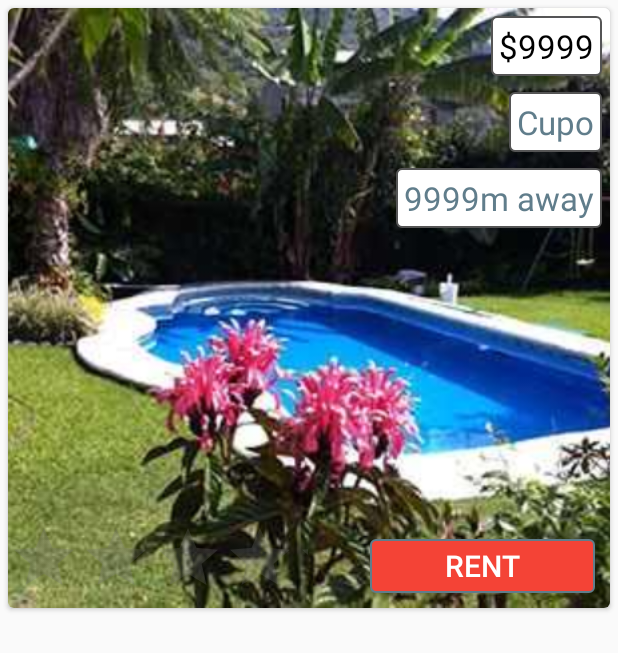
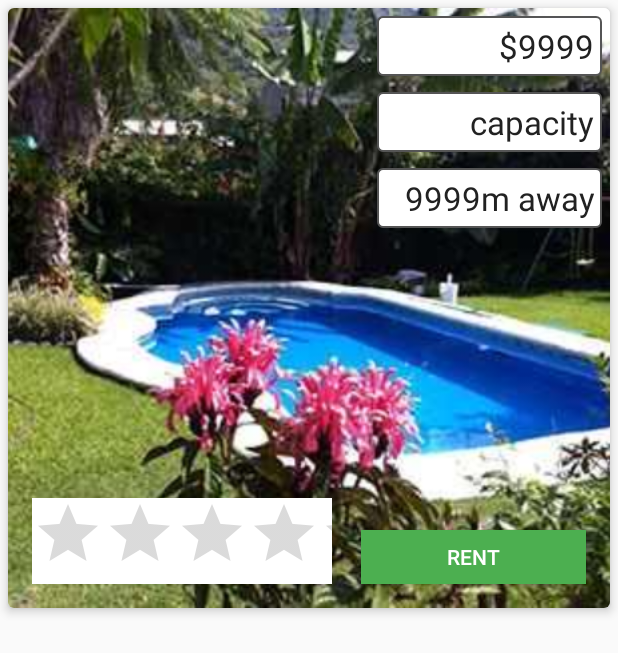
Before and after one commit to Party-Rock/android, an Android app: the layout item_home_list.xml on its own in the app's theme, with its tools: preview values and no code run, on a phone screen of 412 x 824 dp. Shown: the top 653 px of the screen. Run offline under Robolectric (Android 15) with nearby library versions, the light colour scheme and no system bars.

Commit message:
Update style

```diff
--- a/app/src/main/res/layout/item_home_list.xml
+++ b/app/src/main/res/layout/item_home_list.xml
@@ -5,7 +5,8 @@
     android:layout_width="match_parent"
     android:layout_height="400dp"
     android:layout_margin="5dp"
-    card_view:cardCornerRadius="4dp">
+    card_view:cardCornerRadius="4dp"
+    card_view:cardElevation="4dp">
 
     <ImageView
         android:id="@+id/house_image"
@@ -24,60 +25,59 @@
 
         <TextView
             android:id="@+id/price_text"
-            android:layout_width="wrap_content"
+            android:layout_width="150dp"
             android:layout_height="wrap_content"
             android:layout_margin="5dp"
             android:background="@drawable/text_border"
+            android:gravity="end"
             android:padding="5dp"
-            android:text="$9999"
-            android:textColor="@android:color/black"
+            android:text="@string/sample_cost"
             android:textSize="22sp" />
 
         <TextView
             android:id="@+id/room_text"
-            android:layout_width="wrap_content"
+            android:layout_width="150dp"
             android:layout_height="wrap_content"
             android:layout_margin="5dp"
             android:background="@drawable/text_border"
+            android:gravity="end"
             android:padding="5dp"
-            android:text="Cupo"
-            android:textColor="@color/accent"
+            android:text="@string/capacity"
             android:textSize="22sp" />
 
         <TextView
             android:id="@+id/distance_text"
-            android:layout_width="wrap_content"
+            android:layout_width="150dp"
             android:layout_height="wrap_content"
             android:layout_margin="5dp"
             android:background="@drawable/text_border"
+            android:gravity="end"
             android:padding="5dp"
-            android:text="9999m away"
-            android:textColor="@color/accent"
+            android:text="@string/sample_distance"
             android:textSize="22sp" />
 
 
     </LinearLayout>
 
-    <android.support.v7.widget.AppCompatButton
+    <Button
         android:id="@+id/btn_rent"
         android:layout_width="@dimen/btn_width"
         android:layout_height="@dimen/btn_height"
         android:layout_gravity="bottom|end"
-        android:layout_margin="10dp"
-        android:background="@drawable/generic_button"
-        android:clickable="true"
-        android:gravity="center"
-        android:text="@string/Rent"
-        android:textColor="@color/toolbar_second_color"
-        android:textSize="20sp" />
+        android:layout_margin="@dimen/activity_horizontal_margin"
+        android:background="@color/green"
+        android:text="@string/rent"
+        android:textColor="@color/white"/>
 
     <RatingBar
         android:id="@+id/rating_bar"
         android:layout_width="200dp"
         android:layout_height="wrap_content"
         android:layout_gravity="bottom|start"
-        android:contentDescription="Rating of the House"
-        android:numStars="5" />
+        android:layout_margin="@dimen/activity_horizontal_margin"
+        android:contentDescription="@string/venue_rating"
+        android:numStars="5"
+        android:background="@color/white"/>
 
 
 </android.support.v7.widget.CardView>
--- a/app/src/main/res/values/strings.xml
+++ b/app/src/main/res/values/strings.xml
@@ -15,4 +15,8 @@
     <string name="rent">Rent</string>
     <string name="venue_image">Venue image</string>
     <string name="description_sample">Sample description</string>
+    <string name="venue_rating">Venue rating</string>
+    <string name="sample_cost">$9999</string>
+    <string name="capacity">capacity</string>
+    <string name="sample_distance">9999m away</string>
 </resources>
```
